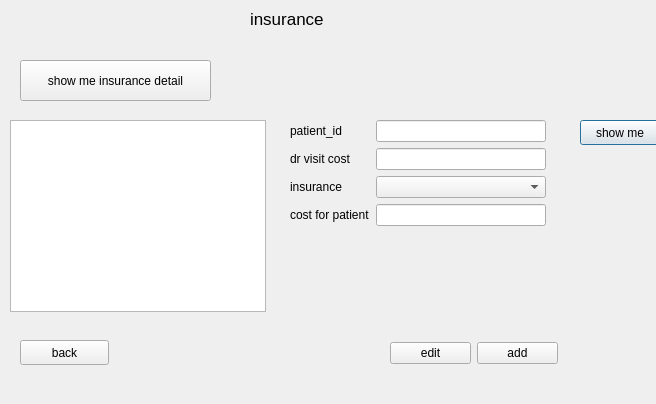
Old version of the form insurancedialog.ui in the repository itsMahdi/clinic.
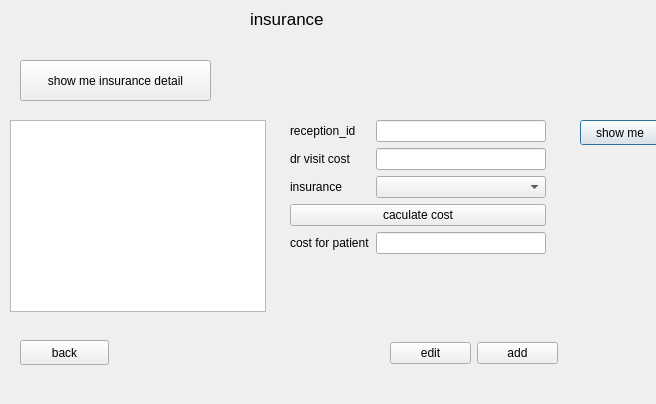
New version of the form.

Commit message: reception page altered ( cost and search added) and family lable added in pt ducoment

Diff of the .ui file:
```diff
--- a/insurancedialog.ui
+++ b/insurancedialog.ui
@@ -86,14 +86,14 @@
      <x>290</x>
      <y>120</y>
      <width>256</width>
-     <height>120</height>
+     <height>151</height>
     </rect>
    </property>
    <layout class="QFormLayout" name="formLayout">
     <item row="0" column="0">
      <widget class="QLabel" name="label_insu_pt_id">
       <property name="text">
-       <string>patient_id</string>
+       <string>reception_id</string>
       </property>
      </widget>
     </item>
@@ -120,16 +120,23 @@
     <item row="2" column="1">
      <widget class="QComboBox" name="comboBox_insu"/>
     </item>
-    <item row="3" column="0">
+    <item row="4" column="0">
      <widget class="QLabel" name="label_cost_pt">
       <property name="text">
        <string>cost for patient</string>
       </property>
      </widget>
     </item>
-    <item row="3" column="1">
+    <item row="4" column="1">
      <widget class="QLineEdit" name="lineEdit_cost_pt"/>
     </item>
+    <item row="3" column="0" colspan="2">
+     <widget class="QPushButton" name="pushButton">
+      <property name="text">
+       <string>caculate cost</string>
+      </property>
+     </widget>
+    </item>
    </layout>
   </widget>
   <widget class="QWidget" name="layoutWidget">
```
Left out of the diff: 4 changed lines with no effect on the pictures. The commit also changes 4 other files.
